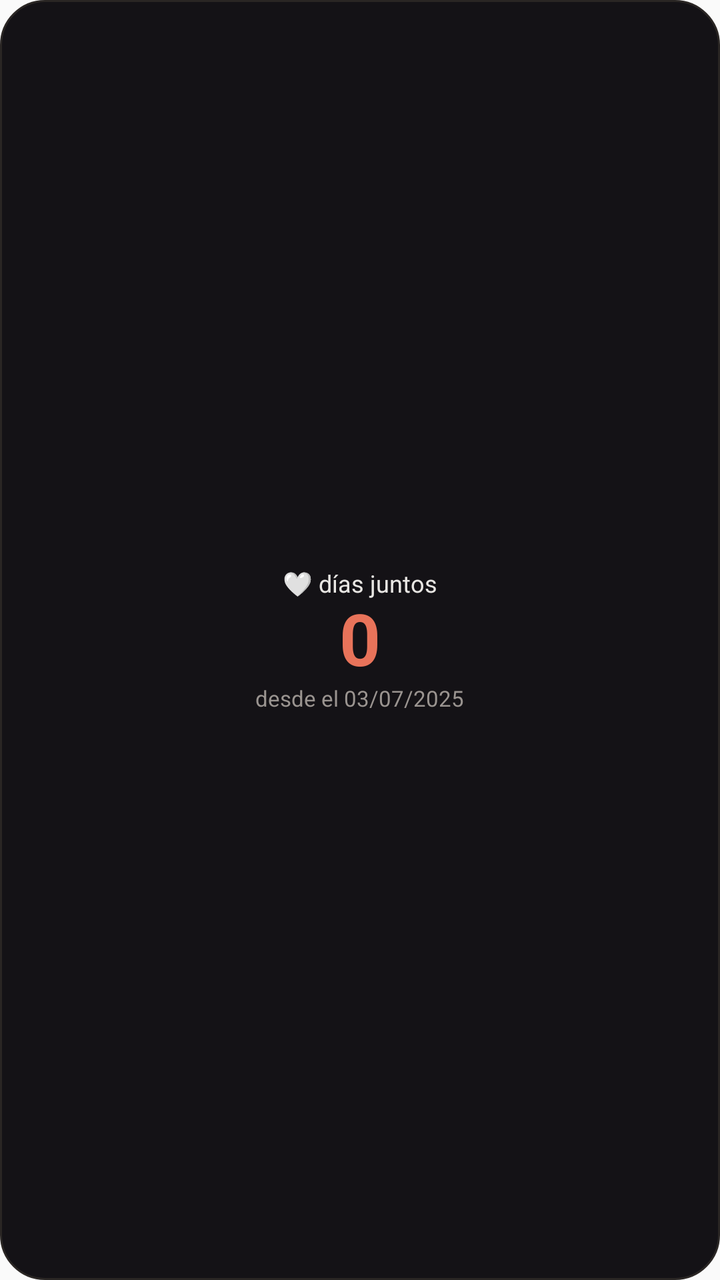
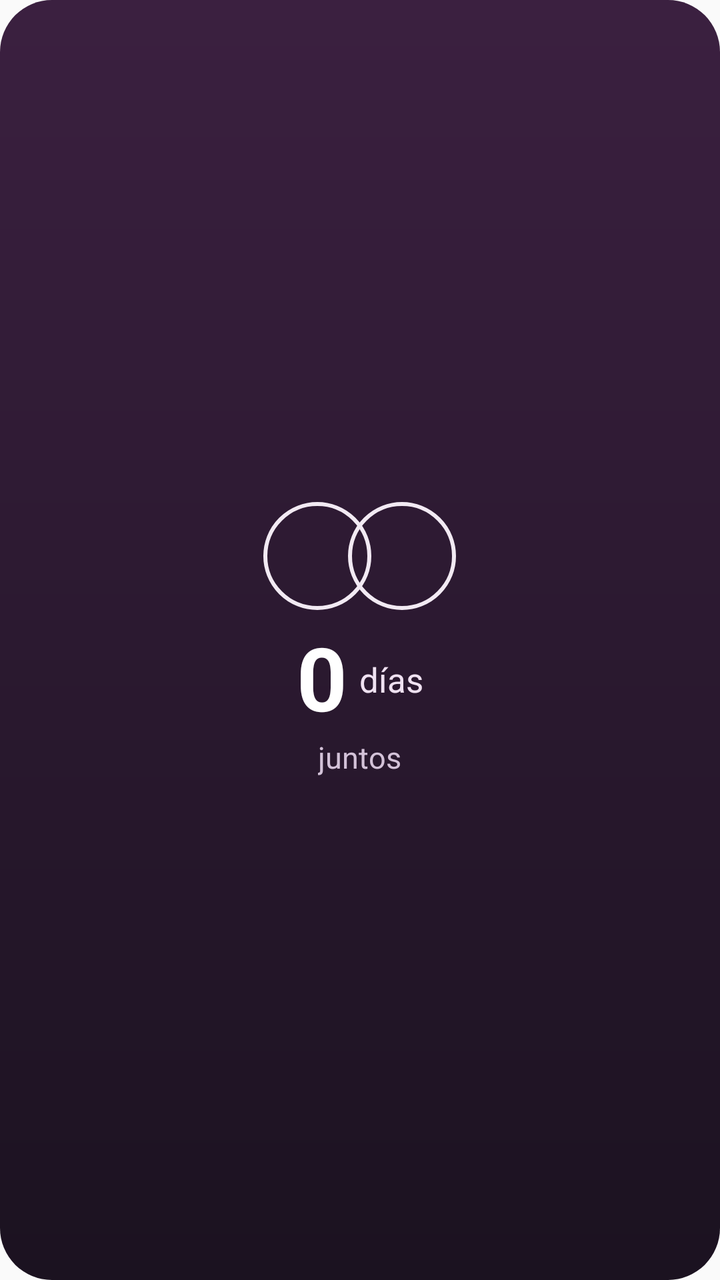

Before-and-after screenshots of an Android layout around one commit, followed by the original layout XML and the change that was made.
<!-- AndroidManifest.xml: application theme AppTheme -->
<!-- res/layout/widget_days.xml -->
<?xml version="1.0" encoding="utf-8"?>
<LinearLayout xmlns:android="http://schemas.android.com/apk/res/android"
    android:id="@+id/widget_days_root"
    android:layout_width="match_parent"
    android:layout_height="match_parent"
    android:background="@drawable/widget_days_bg"
    android:gravity="center"
    android:orientation="vertical"
    android:padding="14dp">

    <TextView
        android:id="@+id/widget_days_label"
        android:layout_width="wrap_content"
        android:layout_height="wrap_content"
        android:text="@string/widget_days_label"
        android:textColor="#E8E6E3"
        android:textSize="12sp" />

    <TextView
        android:id="@+id/widget_days_count"
        android:layout_width="wrap_content"
        android:layout_height="wrap_content"
        android:includeFontPadding="false"
        android:text="0"
        android:textColor="#E8735A"
        android:textSize="36sp"
        android:textStyle="bold" />

    <TextView
        android:id="@+id/widget_days_caption"
        android:layout_width="wrap_content"
        android:layout_height="wrap_content"
        android:text="@string/widget_days_caption"
        android:textColor="#9A9490"
        android:textSize="11sp" />

</LinearLayout>
<!-- resources referenced by this layout -->
<resources>
  <!-- drawable widget_days_bg (drawable) -->
  <?xml version="1.0" encoding="utf-8"?>
  <shape xmlns:android="http://schemas.android.com/apk/res/android"
      android:shape="rectangle">
      <corners android:radius="22dp" />
      <solid android:color="#141216" />
      <stroke
          android:width="1dp"
          android:color="#2A2624" />
  </shape>
  <string name="widget_days_caption">desde el 03/07/2025</string>
  <string name="widget_days_label">🤍 días juntos</string>
  <style name="AppTheme" parent="Theme.AppCompat.Light.DarkActionBar">
          
          <item name="colorPrimary">@color/colorPrimary</item>
          <item name="colorPrimaryDark">@color/colorPrimaryDark</item>
          <item name="colorAccent">@color/colorAccent</item>
      </style>
</resources>

<!-- the commit's change to res/layout/widget_days.xml (unified diff, before → after) -->
@@ -8,30 +8,66 @@
     android:orientation="vertical"
     android:padding="14dp">
 
-    <TextView
-        android:id="@+id/widget_days_label"
+    <LinearLayout
+        android:id="@+id/widget_days_faces"
         android:layout_width="wrap_content"
         android:layout_height="wrap_content"
-        android:text="@string/widget_days_label"
-        android:textColor="#E8E6E3"
-        android:textSize="12sp" />
+        android:gravity="center"
+        android:orientation="horizontal">
 
-    <TextView
-        android:id="@+id/widget_days_count"
+        <ImageView
+            android:id="@+id/widget_days_me"
+            android:layout_width="54dp"
+            android:layout_height="54dp"
+            android:background="@drawable/widget_face_ring"
+            android:contentDescription="@string/widget_days_me"
+            android:scaleType="centerInside" />
+
+        <ImageView
+            android:id="@+id/widget_days_partner"
+            android:layout_width="54dp"
+            android:layout_height="54dp"
+            android:layout_marginStart="-12dp"
+            android:background="@drawable/widget_face_ring"
+            android:contentDescription="@string/widget_days_partner"
+            android:scaleType="centerInside" />
+    </LinearLayout>
+
+    <LinearLayout
         android:layout_width="wrap_content"
         android:layout_height="wrap_content"
-        android:includeFontPadding="false"
-        android:text="0"
-        android:textColor="#E8735A"
-        android:textSize="36sp"
-        android:textStyle="bold" />
+        android:layout_marginTop="10dp"
+        android:gravity="center_vertical|center_horizontal"
+        android:orientation="horizontal">
+
+        <TextView
+            android:id="@+id/widget_days_count"
+            android:layout_width="wrap_content"
+            android:layout_height="wrap_content"
+            android:includeFontPadding="false"
+            android:text="0"
+            android:textColor="#FFFFFF"
+            android:textSize="44sp"
+            android:textStyle="bold" />
+
+        <TextView
+            android:id="@+id/widget_days_unit"
+            android:layout_width="wrap_content"
+            android:layout_height="wrap_content"
+            android:layout_marginStart="6dp"
+            android:includeFontPadding="false"
+            android:text="@string/widget_days_unit"
+            android:textColor="#F0E2F2"
+            android:textSize="17sp" />
+    </LinearLayout>
 
     <TextView
         android:id="@+id/widget_days_caption"
         android:layout_width="wrap_content"
         android:layout_height="wrap_content"
-        android:text="@string/widget_days_caption"
-        android:textColor="#9A9490"
-        android:textSize="11sp" />
+        android:layout_marginTop="2dp"
+        android:text="@string/widget_days_caption2"
+        android:textColor="#D3C2D8"
+        android:textSize="15sp" />
 
 </LinearLayout>
<!-- resource entries referenced after the edit -->
@@ -4,14 +4,25 @@
   <?xml version="1.0" encoding="utf-8"?>
   <shape xmlns:android="http://schemas.android.com/apk/res/android"
       android:shape="rectangle">
-      <corners android:radius="22dp" />
-      <solid android:color="#141216" />
+      <corners android:radius="26dp" />
+      <gradient
+          android:angle="270"
+          android:endColor="#1B1220"
+          android:startColor="#3B2040" />
+  </shape>
+  <!-- drawable widget_face_ring (drawable) -->
+  <?xml version="1.0" encoding="utf-8"?>
+  <shape xmlns:android="http://schemas.android.com/apk/res/android"
+      android:shape="oval">
+      <solid android:color="#00000000" />
       <stroke
-          android:width="1dp"
-          android:color="#2A2624" />
+          android:width="2dp"
+          android:color="#F2EAF3" />
   </shape>
-  <string name="widget_days_caption">desde el 03/07/2025</string>
-  <string name="widget_days_label">🤍 días juntos</string>
+  <string name="widget_days_caption2">juntos</string>
+  <string name="widget_days_me">Tu foto</string>
+  <string name="widget_days_partner">Su foto</string>
+  <string name="widget_days_unit">días</string>
   <style name="AppTheme" parent="Theme.AppCompat.Light.DarkActionBar">
           
           <item name="colorPrimary">@color/colorPrimary</item>
